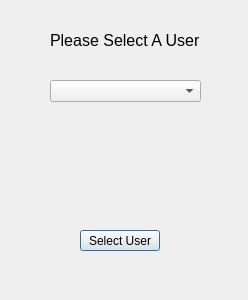
Old version of the form L_A_B_Final_Project/userlist.ui in the repository SourPanda13/106-Group-Assignment.
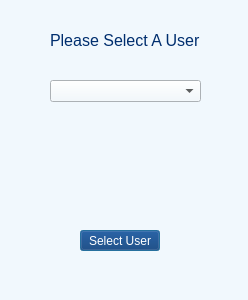
New version of the form.

The edit to the form file:
```diff
--- a/L_A_B_Final_Project/userlist.ui
+++ b/L_A_B_Final_Project/userlist.ui
@@ -13,6 +13,9 @@
   <property name="windowTitle">
    <string>User List</string>
   </property>
+  <property name="styleSheet">
+   <string notr="true">background-color: rgb(241, 248, 253);</string>
+  </property>
   <widget class="QLabel" name="label">
    <property name="geometry">
     <rect>
@@ -27,6 +30,9 @@
      <pointsize>12</pointsize>
     </font>
    </property>
+   <property name="styleSheet">
+    <string notr="true">color: rgb(0, 46, 110);</string>
+   </property>
    <property name="text">
     <string>Please Select A User</string>
    </property>
@@ -50,6 +56,10 @@
      <height>21</height>
     </rect>
    </property>
+   <property name="styleSheet">
+    <string notr="true">background-color: rgb(0, 46, 110);
+color: rgb(255, 255, 255);</string>
+   </property>
    <property name="text">
     <string>Select User</string>
    </property>
```
